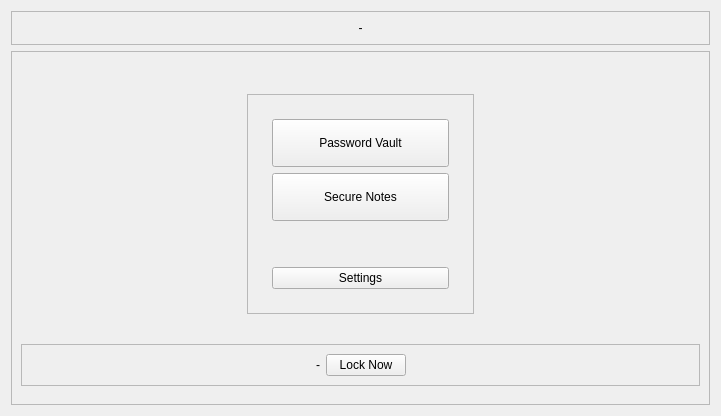
keshavbhatt/mylocker, file dashboard/dashboard.ui: the form before one commit.
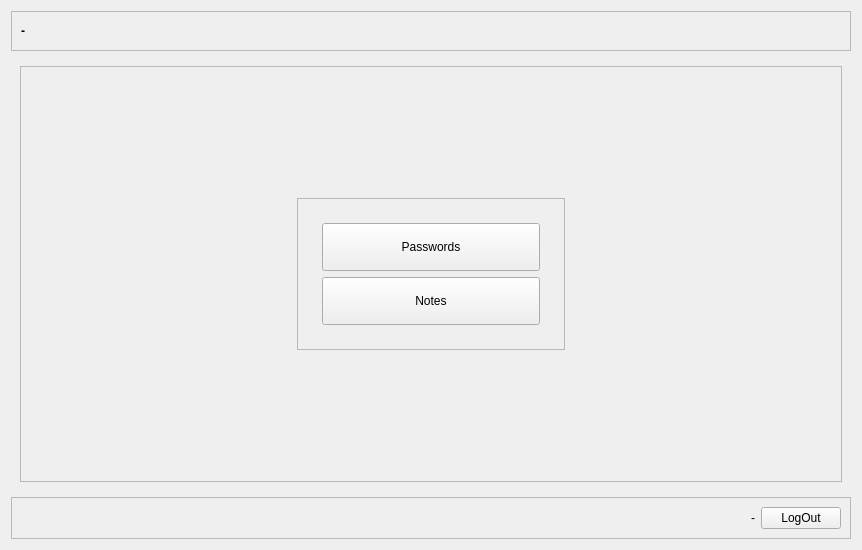
The form after the commit.

What changed in the file:
```diff
--- a/dashboard/dashboard.ui
+++ b/dashboard/dashboard.ui
@@ -6,8 +6,8 @@
    <rect>
     <x>0</x>
     <y>0</y>
-    <width>721</width>
-    <height>416</height>
+    <width>862</width>
+    <height>550</height>
    </rect>
   </property>
   <property name="windowTitle">
@@ -28,20 +28,39 @@
      <property name="frameShadow">
       <enum>QFrame::Raised</enum>
      </property>
-     <layout class="QVBoxLayout" name="verticalLayout_3">
+     <layout class="QHBoxLayout" name="horizontalLayout_3">
       <item>
        <widget class="QLabel" name="welcomeLabel">
+        <property name="font">
+         <font>
+          <bold>true</bold>
+         </font>
+        </property>
         <property name="text">
          <string>-</string>
         </property>
-        <property name="alignment">
-         <set>Qt::AlignCenter</set>
-        </property>
        </widget>
       </item>
+      <item>
+       <spacer name="horizontalSpacer_3">
+        <property name="orientation">
+         <enum>Qt::Horizontal</enum>
+        </property>
+        <property name="sizeHint" stdset="0">
+         <size>
+          <width>40</width>
+          <height>20</height>
+         </size>
+        </property>
+       </spacer>
+      </item>
      </layout>
     </widget>
    </item>
+   <item>
+    <widget class="QStackedWidget" name="stackedWidget">
+     <widget class="QWidget" name="mainPage">
+      <layout class="QVBoxLayout" name="verticalLayout_2">
    <item>
     <widget class="QFrame" name="frame_2">
      <property name="frameShape">
@@ -112,6 +131,19 @@
            <property name="bottomMargin">
             <number>24</number>
            </property>
+               <item row="1" column="0">
+                <widget class="QPushButton" name="secureNotesButton">
+                 <property name="minimumSize">
+                  <size>
+                   <width>0</width>
+                   <height>48</height>
+                  </size>
+                 </property>
+                 <property name="text">
+                  <string>Notes</string>
+                 </property>
+                </widget>
+               </item>
            <item row="0" column="0">
             <widget class="QPushButton" name="passwordManagerButton">
              <property name="sizePolicy">
@@ -127,46 +159,10 @@
               </size>
              </property>
              <property name="text">
-              <string>Password Vault</string>
+                  <string>Passwords</string>
              </property>
             </widget>
            </item>
-           <item row="3" column="0">
-            <widget class="QPushButton" name="settingsButton">
-             <property name="text">
-              <string>Settings</string>
-             </property>
-            </widget>
-           </item>
-           <item row="1" column="0">
-            <widget class="QPushButton" name="secureNotesButton">
-             <property name="minimumSize">
-              <size>
-               <width>0</width>
-               <height>48</height>
-              </size>
-             </property>
-             <property name="text">
-              <string>Secure Notes</string>
-             </property>
-            </widget>
-           </item>
-           <item row="2" column="0">
-            <spacer name="verticalSpacer_3">
-             <property name="orientation">
-              <enum>Qt::Vertical</enum>
-             </property>
-             <property name="sizeType">
-              <enum>QSizePolicy::Fixed</enum>
-             </property>
-             <property name="sizeHint" stdset="0">
-              <size>
-               <width>20</width>
-               <height>40</height>
-              </size>
-             </property>
-            </spacer>
-           </item>
           </layout>
          </widget>
         </item>
@@ -186,6 +182,26 @@
        </layout>
       </item>
       <item>
+           <spacer name="verticalSpacer">
+            <property name="orientation">
+             <enum>Qt::Vertical</enum>
+            </property>
+            <property name="sizeHint" stdset="0">
+             <size>
+              <width>20</width>
+              <height>40</height>
+             </size>
+            </property>
+           </spacer>
+          </item>
+         </layout>
+        </widget>
+       </item>
+      </layout>
+     </widget>
+    </widget>
+   </item>
+   <item>
        <widget class="QFrame" name="frame_4">
         <property name="frameShape">
          <enum>QFrame::StyledPanel</enum>
@@ -195,7 +211,7 @@
         </property>
         <layout class="QHBoxLayout" name="horizontalLayout_2">
          <item>
-          <spacer name="horizontalSpacer_3">
+       <spacer name="horizontalSpacer_4">
            <property name="orientation">
             <enum>Qt::Horizontal</enum>
            </property>
@@ -217,38 +233,9 @@
          <item>
           <widget class="QPushButton" name="lockNowButton">
            <property name="text">
-            <string>Lock Now</string>
-           </property>
-          </widget>
-         </item>
-         <item>
-          <spacer name="horizontalSpacer_4">
-           <property name="orientation">
-            <enum>Qt::Horizontal</enum>
-           </property>
-           <property name="sizeHint" stdset="0">
-            <size>
-             <width>40</width>
-             <height>20</height>
-            </size>
-           </property>
-          </spacer>
-         </item>
-        </layout>
-       </widget>
-      </item>
-      <item>
-       <spacer name="verticalSpacer">
-        <property name="orientation">
-         <enum>Qt::Vertical</enum>
-        </property>
-        <property name="sizeHint" stdset="0">
-         <size>
-          <width>20</width>
-          <height>40</height>
-         </size>
-        </property>
-       </spacer>
+         <string>LogOut</string>
+        </property>
+       </widget>
       </item>
      </layout>
     </widget>
```
Lines whose indentation alone changed are shown as unchanged.
